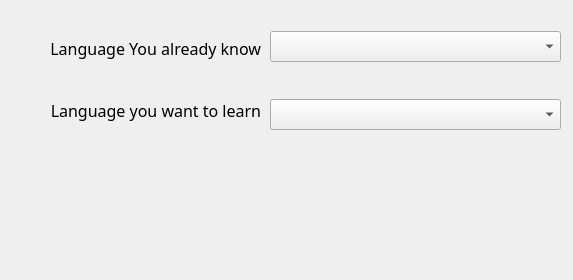
Above: Thesaurus/Windows/lang_selection_window.ui from Euclidis/Thesaurus before the change. Below: the same form after it.
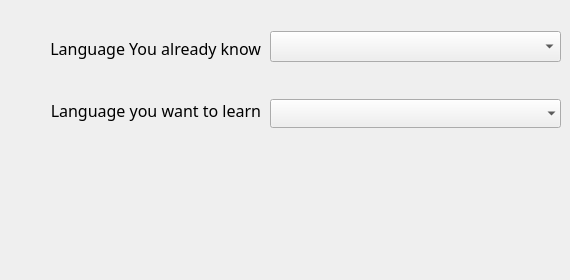
That is the form after the change. Custom widgets are drawn as their Qt base class.

```diff
--- a/Thesaurus/Windows/lang_selection_window.ui
+++ b/Thesaurus/Windows/lang_selection_window.ui
@@ -6,7 +6,7 @@
    <rect>
     <x>0</x>
     <y>0</y>
-    <width>573</width>
+    <width>570</width>
     <height>280</height>
    </rect>
   </property>
@@ -46,9 +46,27 @@
         <bold>false</bold>
        </font>
       </property>
+      <property name="styleSheet">
+       <string notr="true"/>
+      </property>
+      <property name="currentText">
+       <string/>
+      </property>
+      <property name="maxVisibleItems">
+       <number>10</number>
+      </property>
+      <property name="iconSize">
+       <size>
+        <width>25</width>
+        <height>25</height>
+       </size>
+      </property>
       <property name="duplicatesEnabled">
        <bool>false</bool>
       </property>
+      <property name="frame">
+       <bool>false</bool>
+      </property>
      </widget>
     </item>
    </layout>
```
Left out of the diff: 4 changed lines with no effect on the pictures.
